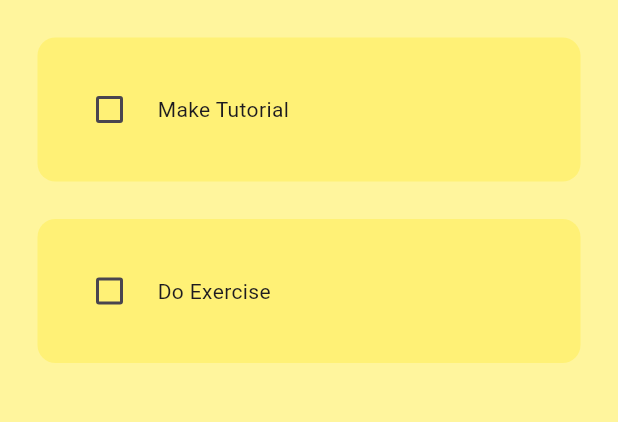
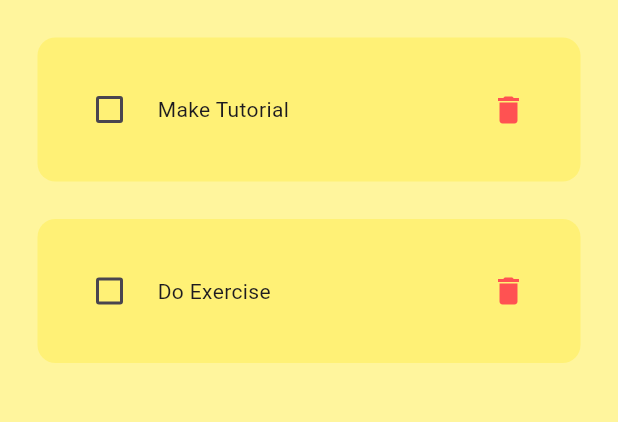
Before and after one commit to usman-383/Complete-Flutter-Developent-Course, a Flutter app: the screen it shows after launch, on a phone screen of 412 x 824 dp, the part 84-506 px from its top. Run offline on Flutter 3.47's test engine with Material 3 defaults, Android fonts, the phone set to English and light mode, and no system bars.

Commit message:
Added delete functionality

```diff
--- a/Section-4 Flutter Programming Fundamentals/Projects/todo_app/lib/Utill/todo_tile.dart
+++ b/Section-4 Flutter Programming Fundamentals/Projects/todo_app/lib/Utill/todo_tile.dart
@@ -4,12 +4,14 @@ class ToDoTile extends StatelessWidget {
   final String taskName;
   final bool taskCompleted;
   final Function(bool?)? onChanged;
+  final VoidCallback? onDelete;
 
   ToDoTile({
     super.key,
     required this.taskName,
     required this.taskCompleted,
     required this.onChanged,
+    this.onDelete,
   });
 
   @override
@@ -30,7 +32,6 @@ class ToDoTile extends StatelessWidget {
             const SizedBox(width: 8),
             Expanded(
               child: Text(
-
                 taskName,
                 style: TextStyle(
                   decoration: taskCompleted
@@ -38,6 +39,11 @@ class ToDoTile extends StatelessWidget {
                       : TextDecoration.none,
                 ),
               ),
+            ),
+            IconButton(
+              icon: const Icon(Icons.delete),
+              color: Colors.redAccent,
+              onPressed: onDelete,
             ),
           ],
         ),
```
Also changed, not shown: Section-4 Flutter Programming Fundamentals/Projects/todo_app/lib/Pages/home_page.dart (+31 -0 lines).
